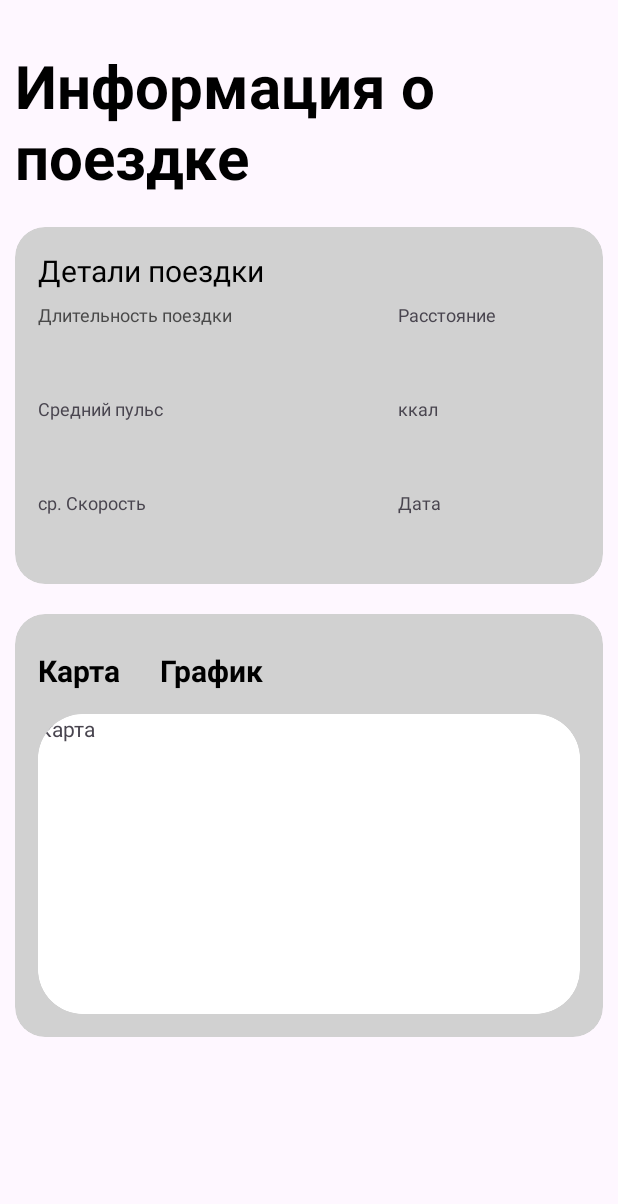
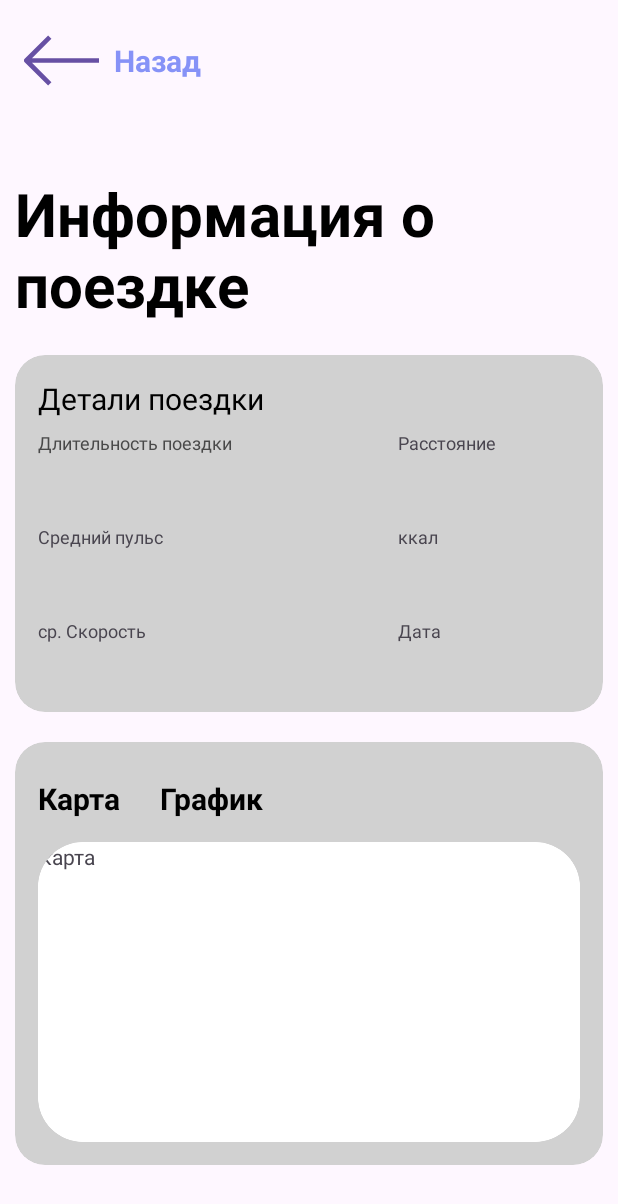
Before and after one commit to HAZZABROI/BikeStat, an Android app: the DetailTrail screen opened directly, with no data from a screen before it, on a phone screen of 412 x 824 dp. Shown: the top 1204 px of the screen. Run offline under Robolectric (Android 15) with nearby library versions, the phone set to English and light mode, and no system bars.

Commit message:
Created button back on detail layout

```diff
--- a/app/src/main/java/ru/rodniki/bikestat/activitys/DetailTrail.java
+++ b/app/src/main/java/ru/rodniki/bikestat/activitys/DetailTrail.java
@@ -2,6 +2,7 @@ package ru.rodniki.bikestat.activitys;
 
 import androidx.appcompat.app.AppCompatActivity;
 import androidx.cardview.widget.CardView;
+import androidx.constraintlayout.widget.ConstraintLayout;
 
 import android.content.Intent;
 import android.os.Bundle;
@@ -17,6 +18,8 @@ public class DetailTrail extends AppCompatActivity {
             totalTimeT, textMapT, textGraphT;
 
     CardView cardMap;
+
+    ConstraintLayout layoutBack;
 
     @Override
     protected void onCreate(Bundle savedInstanceState) {
@@ -35,6 +38,16 @@ public class DetailTrail extends AppCompatActivity {
         textGraphT = findViewById(R.id.textGraph);
 
         cardMap = findViewById(R.id.cardMap);
+
+        layoutBack = findViewById(R.id.layoutBack);
+
+        layoutBack.setOnClickListener(new View.OnClickListener() {
+            @Override
+            public void onClick(View v) {
+                Intent intent = new Intent(DetailTrail.this, MainActivity.class);
+                startActivity(intent);
+            }
+        });
 
         getIntentExtras(intent);
         setTextInfo();
--- /dev/null
+++ b/app/src/main/res/drawable/arrow_ico.xml
@@ -0,0 +1,9 @@
+<vector xmlns:android="http://schemas.android.com/apk/res/android"
+    android:width="32dp"
+    android:height="32dp"
+    android:viewportWidth="32"
+    android:viewportHeight="32">
+  <path
+      android:fillColor="#FF000000"
+      android:pathData="M32,15H3.41l8.29,-8.29L10.29,5.29l-10,10a1,1 0,0 0,0 1.41l10,10 1.41,-1.41L3.41,17H32Z"/>
+</vector>
--- a/app/src/main/res/layout/activity_detail_trail.xml
+++ b/app/src/main/res/layout/activity_detail_trail.xml
@@ -6,13 +6,50 @@
     android:layout_height="match_parent"
     tools:context=".activitys.DetailTrail">
 
+    <androidx.constraintlayout.widget.ConstraintLayout
+        android:id="@+id/layoutBack"
+        android:layout_width="0dp"
+        android:layout_height="80dp"
+        android:elevation="0dp"
+        app:layout_constraintEnd_toEndOf="parent"
+        app:layout_constraintHorizontal_bias="0.0"
+        app:layout_constraintStart_toStartOf="parent"
+        app:layout_constraintTop_toTopOf="parent">
+
+        <Button
+            android:id="@+id/button"
+            android:layout_width="50dp"
+            android:layout_height="50dp"
+            android:layout_marginStart="16dp"
+            android:background="@drawable/arrow_ico"
+            android:clickable="false"
+            app:layout_constraintBottom_toBottomOf="@+id/textView4"
+            app:layout_constraintStart_toStartOf="parent"
+            app:layout_constraintTop_toTopOf="@+id/textView4" />
+
+        <TextView
+            android:id="@+id/textView4"
+            android:layout_width="wrap_content"
+            android:layout_height="wrap_content"
+            android:layout_marginStart="10dp"
+            android:text="Назад"
+            android:textColor="@color/purple"
+            android:textSize="20sp"
+            android:textStyle="bold"
+            app:layout_constraintBottom_toBottomOf="parent"
+            app:layout_constraintStart_toEndOf="@+id/button"
+            app:layout_constraintTop_toTopOf="parent" />
+    </androidx.constraintlayout.widget.ConstraintLayout>
+
     <ScrollView
         android:id="@+id/scrollView2"
         android:layout_width="0dp"
-        android:layout_height="wrap_content"
+        android:layout_height="0dp"
+        android:layout_marginTop="5dp"
+        app:layout_constraintBottom_toBottomOf="parent"
         app:layout_constraintEnd_toEndOf="parent"
         app:layout_constraintStart_toStartOf="parent"
-        app:layout_constraintTop_toTopOf="parent">
+        app:layout_constraintTop_toBottomOf="@+id/layoutBack">
 
         <LinearLayout
             android:layout_width="match_parent"
@@ -197,7 +234,7 @@
                 android:layout_margin="10dp"
                 android:backgroundTint="@color/grey"
                 app:cardCornerRadius="20dp"
-                app:cardElevation="0dp" >
+                app:cardElevation="0dp">
 
                 <androidx.constraintlayout.widget.ConstraintLayout
                     android:layout_width="match_parent"
@@ -248,6 +285,7 @@
                         android:layout_width="wrap_content"
                         android:layout_height="wrap_content"
                         android:layout_marginStart="26dp"
+                        android:clickable="true"
                         android:text="График"
                         android:textColor="#000000"
                         android:textSize="20sp"
@@ -271,4 +309,5 @@
             </androidx.cardview.widget.CardView>
         </LinearLayout>
     </ScrollView>
+
 </androidx.constraintlayout.widget.ConstraintLayout>
```
